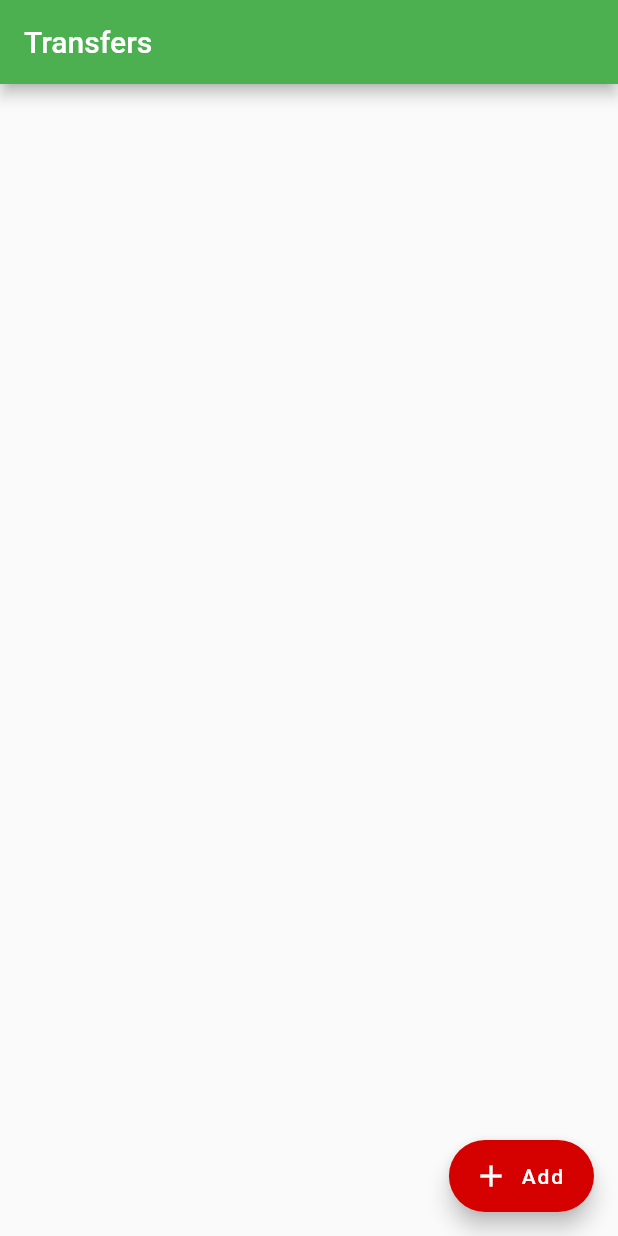
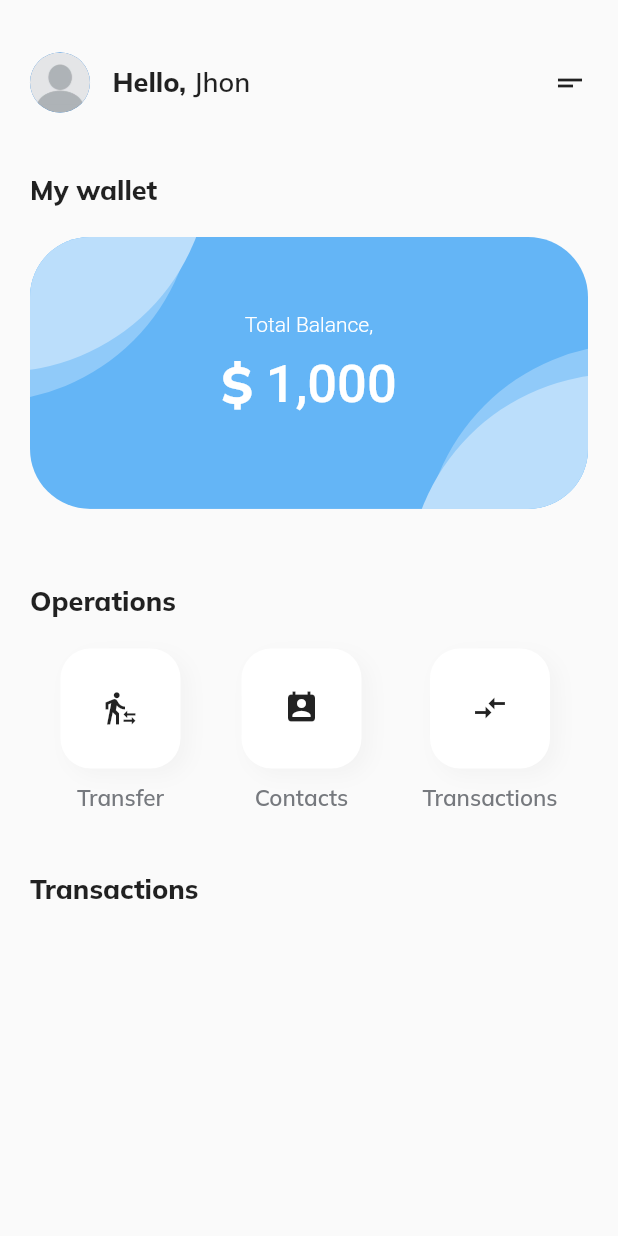
Before and after one commit to claick-oliveira/flutter-app-example, a Flutter app: the screen it shows after launch, on a phone screen of 412 x 824 dp. Run offline on Flutter 3.47's test engine with Material 2 defaults, Android fonts, the phone set to English and light mode, and no system bars; our stand-ins replace google_fonts.

Commit message:
Refactoring, New Visual, Remove Web

```diff
--- /dev/null
+++ b/lib/components/balance.dart
@@ -0,0 +1,92 @@
+import 'package:flutter/material.dart';
+import 'package:google_fonts/google_fonts.dart';
+
+class BalanceCard extends StatelessWidget {
+  const BalanceCard({Key? key}) : super(key: key);
+
+  @override
+  Widget build(BuildContext context) {
+    return ClipRRect(
+      borderRadius: const BorderRadius.all(Radius.circular(40)),
+      child: Container(
+        width: MediaQuery.of(context).size.width,
+        height: MediaQuery.of(context).size.height * .22,
+        color: Colors.blue.shade300,
+        child: Stack(
+          fit: StackFit.expand,
+          children: <Widget>[
+            Column(
+              mainAxisAlignment: MainAxisAlignment.center,
+              crossAxisAlignment: CrossAxisAlignment.center,
+              children: <Widget>[
+                const Text(
+                  'Total Balance,',
+                  style: TextStyle(
+                      fontSize: 14,
+                      fontWeight: FontWeight.w300,
+                      color: Colors.white),
+                ),
+                const SizedBox(height: 10),
+                Row(
+                  mainAxisAlignment: MainAxisAlignment.center,
+                  children: <Widget>[
+                    Text(
+                      '\$',
+                      style: GoogleFonts.mulish(
+                          textStyle: Theme.of(context).textTheme.headline4,
+                          fontSize: 35,
+                          fontWeight: FontWeight.w800,
+                          color: Colors.white),
+                    ),
+                    const Text(
+                      ' 1,000',
+                      style: TextStyle(
+                          fontSize: 35,
+                          fontWeight: FontWeight.w500,
+                          color: Colors.white),
+                    ),
+                  ],
+                ),
+                const SizedBox(
+                  height: 10,
+                ),
+              ],
+            ),
+            Positioned(
+              left: -170,
+              top: -170,
+              child: CircleAvatar(
+                radius: 140,
+                backgroundColor: Colors.blue.shade200,
+              ),
+            ),
+            Positioned(
+              left: -160,
+              top: -190,
+              child: CircleAvatar(
+                radius: 140,
+                backgroundColor: Colors.blue.shade100,
+              ),
+            ),
+            Positioned(
+              right: -170,
+              bottom: -170,
+              child: CircleAvatar(
+                radius: 140,
+                backgroundColor: Colors.blue.shade200,
+              ),
+            ),
+            Positioned(
+              right: -160,
+              bottom: -190,
+              child: CircleAvatar(
+                radius: 140,
+                backgroundColor: Colors.blue.shade100,
+              ),
+            )
+          ],
+        ),
+      ),
+    );
+  }
+}
--- /dev/null
+++ b/lib/components/operation_button.dart
@@ -0,0 +1,48 @@
+import 'package:flutter/material.dart';
+import 'package:google_fonts/google_fonts.dart';
+
+class OperationButton extends StatelessWidget {
+  final IconData icon;
+  final String text;
+  final String desiredRoute;
+  const OperationButton({
+    Key? key,
+    required this.text,
+    required this.icon,
+    required this.desiredRoute,
+  }) : super(key: key);
+
+  @override
+  Widget build(BuildContext context) {
+    return Column(
+      children: <Widget>[
+        GestureDetector(
+          onTap: () {
+            Navigator.pushNamed(context, desiredRoute);
+          },
+          child: Container(
+            height: 80,
+            width: 80,
+            margin: const EdgeInsets.symmetric(vertical: 10),
+            decoration: const BoxDecoration(
+                color: Colors.white,
+                borderRadius: BorderRadius.all(Radius.circular(20)),
+                boxShadow: <BoxShadow>[
+                  BoxShadow(
+                      color: Color(0xfff3f3f3),
+                      offset: Offset(5, 5),
+                      blurRadius: 10)
+                ]),
+            child: Icon(icon),
+          ),
+        ),
+        Text(text,
+            style: GoogleFonts.mulish(
+                textStyle: Theme.of(context).textTheme.headline4,
+                fontSize: 15,
+                fontWeight: FontWeight.w600,
+                color: const Color(0xff76797e))),
+      ],
+    );
+  }
+}
--- /dev/null
+++ b/lib/components/title_text.dart
@@ -0,0 +1,22 @@
+import 'package:flutter/material.dart';
+import 'package:google_fonts/google_fonts.dart';
+
+class TitleText extends StatelessWidget {
+  final String text;
+  final double fontSize;
+  const TitleText({
+    Key? key,
+    this.text = '',
+    this.fontSize = 18,
+  }) : super(key: key);
+  @override
+  Widget build(BuildContext context) {
+    return Text(
+      text,
+      style: GoogleFonts.mulish(
+        fontSize: fontSize,
+        fontWeight: FontWeight.w800,
+      ),
+    );
+  }
+}
--- /dev/null
+++ b/lib/components/user.dart
@@ -0,0 +1,34 @@
+import 'package:bytebank/components/title_text.dart';
+import 'package:flutter/material.dart';
+import 'package:google_fonts/google_fonts.dart';
+
+class User extends StatelessWidget {
+  const User({Key? key}) : super(key: key);
+
+  @override
+  Widget build(BuildContext context) {
+    return Row(
+      children: <Widget>[
+        const CircleAvatar(
+          backgroundImage: AssetImage('assets/images/default-profile.jpeg'),
+        ),
+        const SizedBox(width: 15),
+        const TitleText(text: 'Hello,'),
+        Text(
+          ' Jhon',
+          style: GoogleFonts.mulish(
+            fontSize: 18,
+            fontWeight: FontWeight.w600,
+          ),
+        ),
+        const Expanded(
+          child: SizedBox(),
+        ),
+        Icon(
+          Icons.short_text,
+          color: Theme.of(context).iconTheme.color,
+        )
+      ],
+    );
+  }
+}
--- a/lib/main.dart
+++ b/lib/main.dart
@@ -1,4 +1,5 @@
-import 'package:bytebank/screens/transfer/list.dart';
+import 'package:bytebank/screens/home/page.dart';
+import 'package:bytebank/screens/transfer/form.dart';
 import 'package:flutter/material.dart';
 
 void main() => runApp(const BytebankApp());
@@ -10,17 +11,11 @@ class BytebankApp extends StatelessWidget {
   Widget build(BuildContext context) {
     return MaterialApp(
       title: _title,
-      theme: ThemeData(
-        colorScheme: ColorScheme.fromSwatch(
-          primarySwatch: Colors.green,
-        ).copyWith(
-          secondary: Colors.redAccent[700],
-        ),
-        buttonTheme: ButtonThemeData(
-            buttonColor: Colors.redAccent[700],
-            textTheme: ButtonTextTheme.primary),
-      ),
-      home: TransfersList(),
+      initialRoute: '/',
+      routes: {
+        '/': (context) => Home(),
+        '/transfer': (context) => const NewTransferForm(),
+      },
       debugShowCheckedModeBanner: false,
     );
   }
--- /dev/null
+++ b/lib/screens/home/page.dart
@@ -0,0 +1,118 @@
+import 'package:bytebank/components/balance.dart';
+import 'package:bytebank/components/operation_button.dart';
+import 'package:bytebank/components/title_text.dart';
+import 'package:bytebank/components/user.dart';
+import 'package:bytebank/models/transfer.dart';
+import 'package:bytebank/screens/transfer/list.dart';
+import 'package:flutter/material.dart';
+import 'package:google_fonts/google_fonts.dart';
+
+class Home extends StatefulWidget {
+  final List<Transfer> _transfers = [];
+  Home({Key? key}) : super(key: key);
+
+  @override
+  _HomeState createState() => _HomeState();
+}
+
+class _HomeState extends State<Home> {
+  _update(receivedTransfer) {
+    if (receivedTransfer != null) {
+      setState(() => widget._transfers.add(receivedTransfer));
+    }
+  }
+
+  // _moveToTransactionPage() async {
+  //   var receivedTransfer = const OperationButton(
+  //     icon: Icons.transfer_within_a_station,
+  //     text: 'Transfer',
+  //     desiredRoute: '/transfer',
+  //   );
+  //   _update(receivedTransfer);
+  // }
+
+  @override
+  Widget build(BuildContext context) {
+    return Scaffold(
+      body: SingleChildScrollView(
+        child: SafeArea(
+            child: Container(
+          padding: const EdgeInsets.symmetric(horizontal: 20),
+          child: Column(
+            crossAxisAlignment: CrossAxisAlignment.start,
+            children: [
+              const SizedBox(height: 35),
+              const User(),
+              const SizedBox(height: 40),
+              const TitleText(text: "My wallet"),
+              const SizedBox(height: 20),
+              const BalanceCard(),
+              const SizedBox(height: 50),
+              const TitleText(text: "Operations"),
+              const SizedBox(height: 10),
+              Row(
+                mainAxisAlignment: MainAxisAlignment.spaceAround,
+                children: <Widget>[
+                  // TODO: Change this Logic
+                  Column(
+                    children: <Widget>[
+                      GestureDetector(
+                        onTap: () {
+                          {
+                            final Future future =
+                                Navigator.pushNamed(context, '/transfer');
+                            future.then(
+                              (receivedTransfer) => _update(receivedTransfer),
+                            );
+                          }
+                        },
+                        child: Container(
+                          height: 80,
+                          width: 80,
+                          margin: const EdgeInsets.symmetric(vertical: 10),
+                          decoration: const BoxDecoration(
+                              color: Colors.white,
+                              borderRadius:
+                                  BorderRadius.all(Radius.circular(20)),
+                              boxShadow: <BoxShadow>[
+                                BoxShadow(
+                                    color: Color(0xfff3f3f3),
+                                    offset: Offset(5, 5),
+                                    blurRadius: 10)
+                              ]),
+                          child: const Icon(Icons.transfer_within_a_station),
+                        ),
+                      ),
+                      Text('Transfer',
+                          style: GoogleFonts.mulish(
+                              textStyle: Theme.of(context).textTheme.headline4,
+                              fontSize: 15,
+                              fontWeight: FontWeight.w600,
+                              color: const Color(0xff76797e))),
+                    ],
+                  ),
+                  const OperationButton(
+                    icon: Icons.perm_contact_cal,
+                    text: 'Contacts',
+                    desiredRoute: '/',
+                  ),
+                  const OperationButton(
+                    icon: Icons.compare_arrows,
+                    text: 'Transactions',
+                    desiredRoute: '/',
+                  ),
+                ],
+              ),
+              const SizedBox(height: 40),
+              const TitleText(text: "Transactions"),
+              const SizedBox(height: 20),
+              Transfers(
+                transfers: widget._transfers,
+              )
+            ],
+          ),
+        )),
+      ),
+    );
+  }
+}
--- a/lib/screens/transfer/list.dart
+++ b/lib/screens/transfer/list.dart
@@ -1,76 +1,31 @@
+import 'package:bytebank/components/transfer_item.dart';
 import 'package:bytebank/models/transfer.dart';
-import 'package:bytebank/screens/transfer/form.dart';
 import 'package:flutter/material.dart';
 
-const _title = 'Transfers';
-const _label = 'Add';
-const _buttonTip = 'Click to Add';
+class Transfers extends StatefulWidget {
+  final List<Transfer> transfers;
 
-class TransfersList extends StatefulWidget {
-  TransfersList({Key? key}) : super(key: key);
-
-  final List<Transfer> _transfers = [];
+  const Transfers({Key? key, required this.transfers}) : super(key: key);
 
   @override
-  State<StatefulWidget> createState() => TransferListState();
+  State<Transfers> createState() => _TransfersState();
 }
 
-class TransferListState extends State<TransfersList> {
+class _TransfersState extends State<Transfers> {
   @override
   Widget build(BuildContext context) {
-    return Scaffold(
-      appBar: AppBar(
-        title: const Text(_title),
-      ),
-      body: ListView.builder(
-        itemCount: widget._transfers.length,
-        itemBuilder: (context, index) {
-          final transfer = widget._transfers[index];
-          return TransferItem(transfer);
-        },
-      ),
-      floatingActionButton: FloatingActionButton.extended(
-        onPressed: () {
-          final Future future = Navigator.push(
-            context,
-            MaterialPageRoute(builder: (context) => const NewTransferForm()),
-          );
-          future.then((receivedTransfer) => _update(receivedTransfer));
-        },
-        icon: const Icon(Icons.add),
-        label: const Text(_label),
-        tooltip: _buttonTip,
-        elevation: 6,
-        hoverElevation: 20,
-        splashColor: Colors.blueGrey,
-        highlightElevation: 20,
-      ),
-    );
-  }
-
-  void _update(receivedTransfer) {
-    if (receivedTransfer != null) {
-      setState(() => widget._transfers.add(receivedTransfer));
-    }
-  }
-}
-
-class TransferItem extends StatelessWidget {
-  final Transfer _transfer;
-
-  const TransferItem(this._transfer, {Key? key}) : super(key: key);
-
-  @override
-  Widget build(BuildContext context) {
-    return Card(
-      child: ListTile(
-        leading: const Icon(
-          Icons.monetization_on,
-          size: 62.0,
-        ),
-        title: Text(_transfer.value.toString()),
-        subtitle: Text(_transfer.accountNumber.toString()),
-      ),
+    return ListView.builder(
+      scrollDirection: Axis.vertical,
+      shrinkWrap: true,
+      itemCount: widget.transfers.length,
+      itemBuilder: (context, index) {
+        final transfer = widget.transfers[index];
+        debugPrint('$transfer');
+        return const TransferItem(
+          text: 'Teste',
+          time: '10:00',
+        );
+      },
     );
   }
 }
--- a/pubspec.yaml
+++ b/pubspec.yaml
@@ -34,6 +34,7 @@ dependencies:
   # The following adds the Cupertino Icons font to your application.
   # Use with the CupertinoIcons class for iOS style icons.
   cupertino_icons: ^1.0.2
+  google_fonts: ^2.1.0
 
 dev_dependencies:
   flutter_test:
@@ -61,6 +62,8 @@ flutter:
   # assets:
   #   - images/a_dot_burr.jpeg
   #   - images/a_dot_ham.jpeg
+  assets:
+    - assets/images/default-profile.jpeg
 
   # An image asset can refer to one or more resolution-specific "variants", see
   # https://flutter.dev/assets-and-images/#resolution-aware.
```
Also changed, not shown: lib/components/item.dart (added, +22 -0 lines), lib/components/transfer_item.dart (added, +50 -0 lines), lib/screens/transfer/form.dart (+5 -5 lines), assets/images/default-profile.jpeg (added), pubspec.lock, 13 other files.
